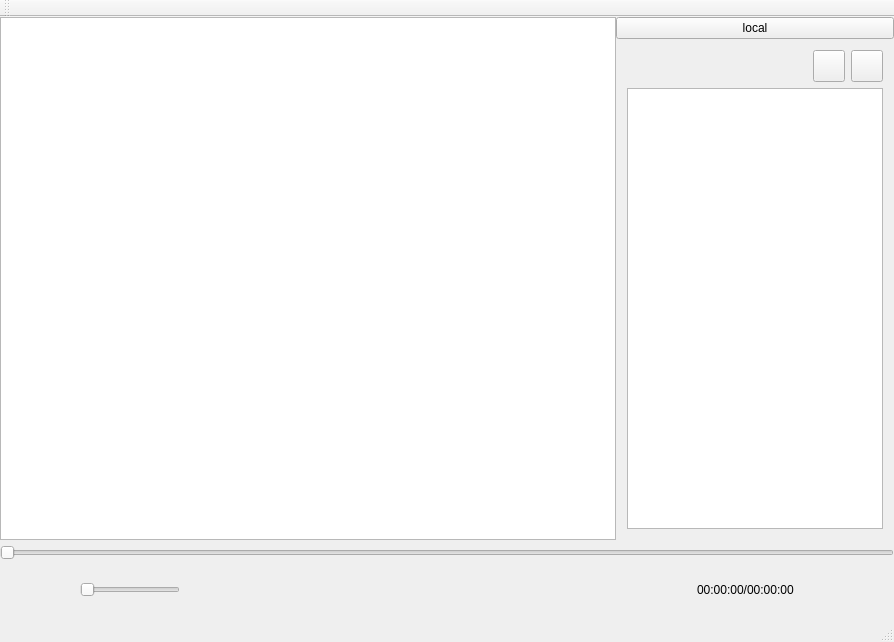
Old version of the form openqtmovie/view/mainwindow.ui in the repository dependon/OpenQtPlayer.
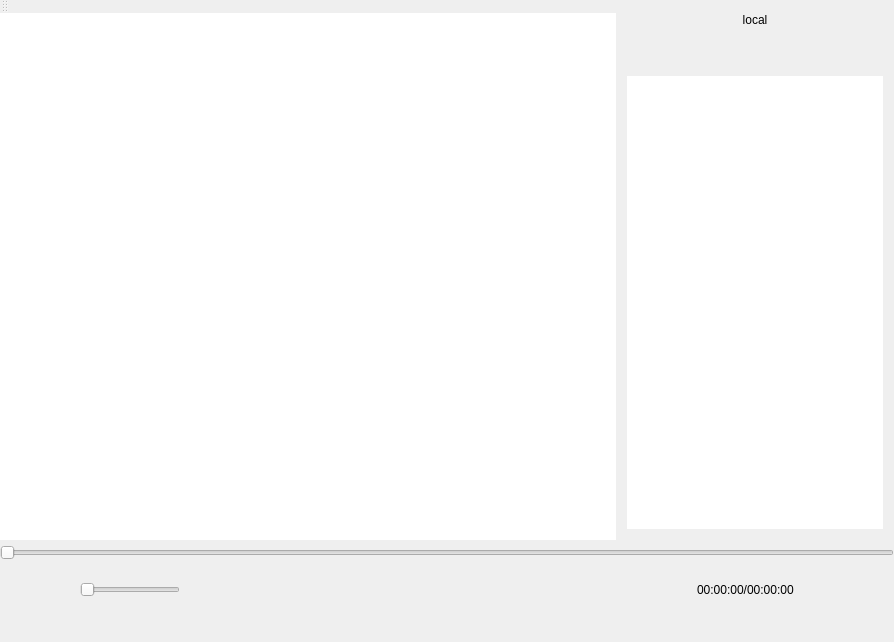
New version of the form. Icons and pictures are not drawn.

The edit to the form file:
```diff
--- a/openqtmovie/view/mainwindow.ui
+++ b/openqtmovie/view/mainwindow.ui
@@ -22,6 +22,9 @@
   <property name="windowOpacity">
    <double>1.000000000000000</double>
   </property>
+  <property name="styleSheet">
+   <string notr="true">border: none ;</string>
+  </property>
   <widget class="QWidget" name="centralWidget">
    <layout class="QGridLayout" name="gridLayout_3">
     <property name="leftMargin">
```
